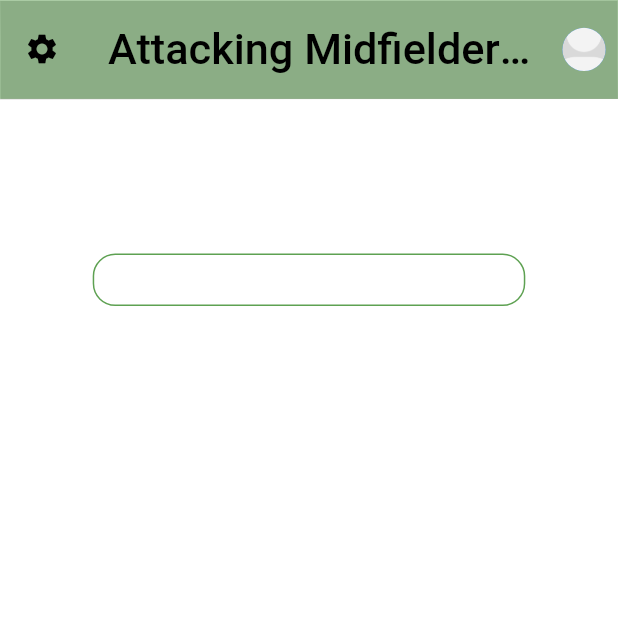
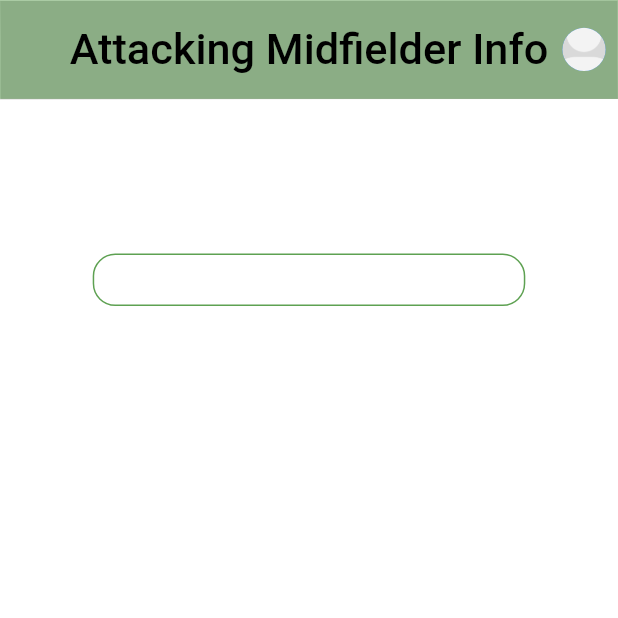
Before and after one commit to chan3199/capstone-Project, a Flutter app: the MidfielderInfoPage screen opened directly, after a tap on "Attacking Midfielder", on a phone screen of 412 x 824 dp, the top half of it. Run offline on Flutter 3.47's test engine with Material 2 defaults, Android fonts, the phone set to English and light mode, and no system bars; drawn by our look-alikes of carousel_slider; our stand-ins replace cloud_firestore, firebase_auth, firebase_core, firebase_storage, flutter_secure_storage, fluttertoast and 2 more; accounts and stored records are empty; Roboto replaces fonts that are missing (Garton).

Commit message:
앱바 셋팅 버튼 제거

```diff
--- a/squad_makers/lib/view/position_info/infoPage.dart
+++ b/squad_makers/lib/view/position_info/infoPage.dart
@@ -55,13 +55,6 @@ class _InfoPageState extends State<InfoPage> {
         appBar: AppBar(
           elevation: 0.2,
           automaticallyImplyLeading: false,
-          leading: IconButton(
-            icon: Icon(
-              Icons.settings,
-              color: Colors.black,
-            ),
-            onPressed: () {},
-          ),
           toolbarHeight: height * 0.08,
           backgroundColor: Color(0x805EA152),
           actions: [
--- a/squad_makers/lib/view/position_info/midfielderInfo.dart
+++ b/squad_makers/lib/view/position_info/midfielderInfo.dart
@@ -120,13 +120,6 @@ class _MidfielderInfoPageState extends State<MidfielderInfoPage> {
       appBar: AppBar(
         elevation: 0.2,
         automaticallyImplyLeading: false,
-        leading: IconButton(
-          icon: Icon(
-            Icons.settings,
-            color: Colors.black,
-          ),
-          onPressed: () {},
-        ),
         toolbarHeight: height * 0.08,
         backgroundColor: Color(0x805EA152),
         actions: [
```
Also changed, not shown: squad_makers/lib/view/positionInfoPage.dart (+0 -7 lines), squad_makers/lib/view/position_info/defenderInfo.dart (+0 -7 lines), squad_makers/lib/view/position_info/forwordInfo.dart (+0 -7 lines).
